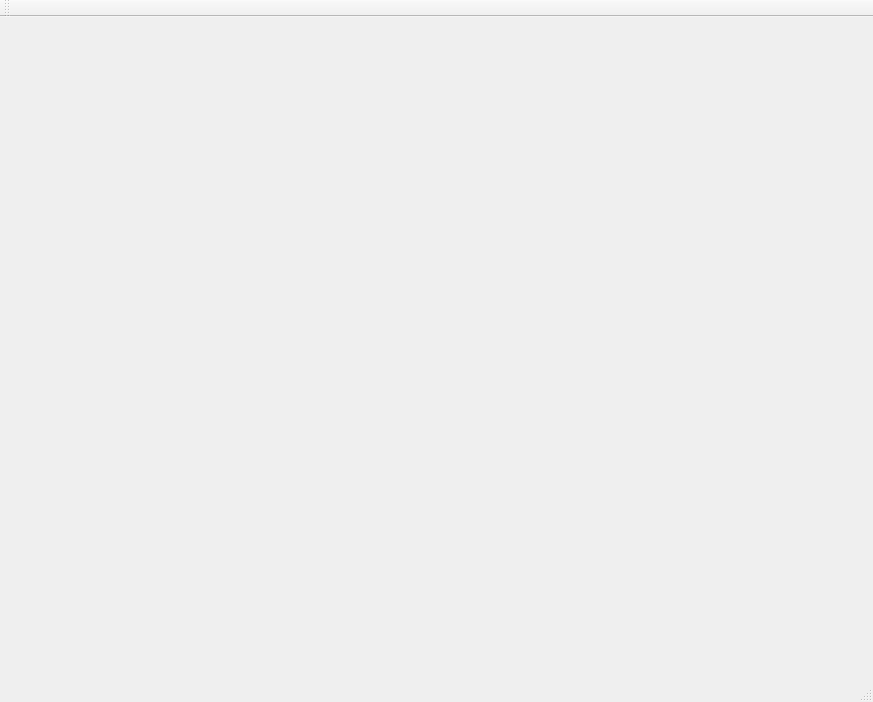
The window that mainwindow.ui (rust3128/MposInstruments) describes before a commit, drawn with Qt 5.
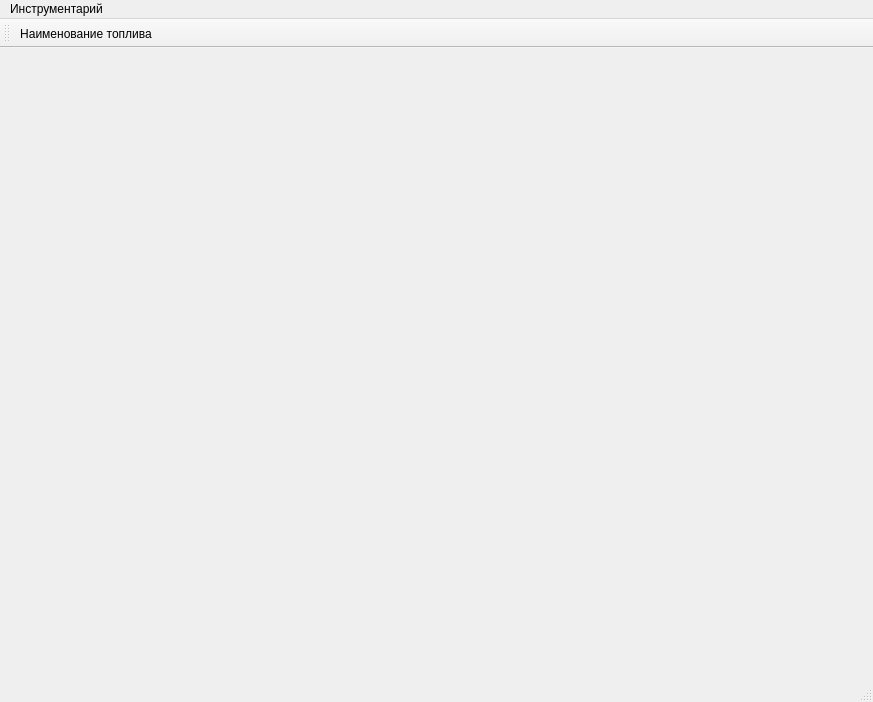
The same window after the commit. Icons and pictures are not drawn.

The edit to the form file:
```diff
--- a/mainwindow.ui
+++ b/mainwindow.ui
@@ -23,6 +23,13 @@
      <height>23</height>
     </rect>
    </property>
+   <widget class="QMenu" name="menu">
+    <property name="title">
+     <string>Инструментарий</string>
+    </property>
+    <addaction name="actionFuelName"/>
+   </widget>
+   <addaction name="menu"/>
   </widget>
   <widget class="QToolBar" name="mainToolBar">
    <attribute name="toolBarArea">
@@ -31,8 +38,21 @@
    <attribute name="toolBarBreak">
     <bool>false</bool>
    </attribute>
+   <addaction name="actionFuelName"/>
   </widget>
   <widget class="QStatusBar" name="statusBar"/>
+  <action name="actionFuelName">
+   <property name="icon">
+    <iconset resource="resource.qrc">
+     <normaloff>:/Icons/fuel.png</normaloff>:/Icons/fuel.png</iconset>
+   </property>
+   <property name="text">
+    <string>Наименование топлива</string>
+   </property>
+   <property name="shortcut">
+    <string>Ctrl+Alt+F</string>
+   </property>
+  </action>
  </widget>
  <layoutdefault spacing="6" margin="11"/>
  <resources/>
```
Left out of the diff: 4 changed lines with no effect on the pictures.
